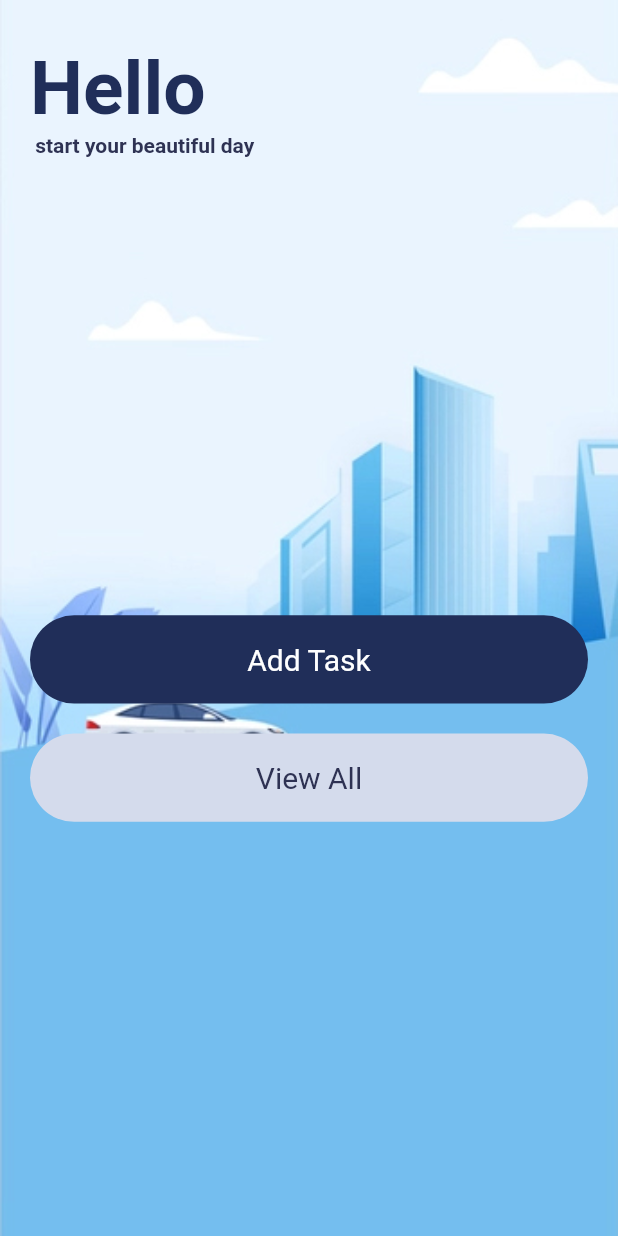
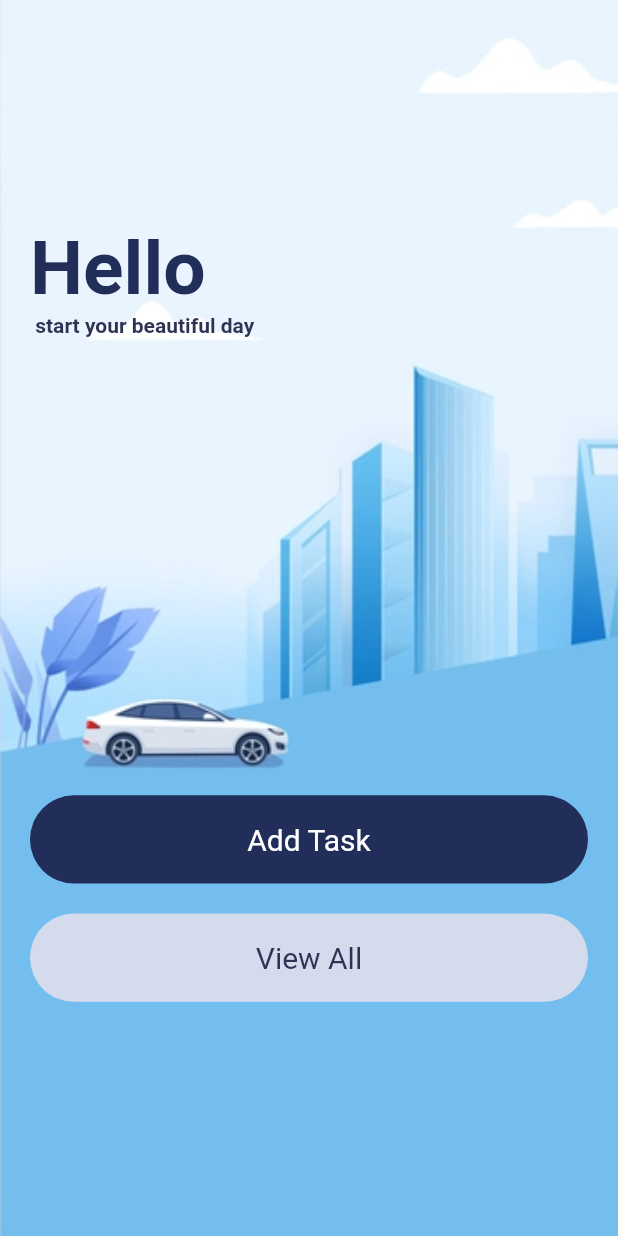
Before and after one commit to BIRALO256/Task-Management, a Flutter app: the screen it shows after launch, on a phone screen of 412 x 824 dp. Run offline on Flutter 3.47's test engine with Material 2 defaults, Android fonts, the phone set to English and light mode, and no system bars.

Commit message:
home screen
Modified home screen

```diff
--- a/lib/Screens/home_screen.dart
+++ b/lib/Screens/home_screen.dart
@@ -29,7 +29,7 @@ class _HomeScreenState extends State<HomeScreen> {
             crossAxisAlignment: CrossAxisAlignment.start,
             children: [
               Padding(
-                padding: const EdgeInsets.only(top: 30),
+                padding: const EdgeInsets.only(top: 150),
                 child: RichText(
                   text: TextSpan(
                       text: "Hello",
@@ -61,8 +61,10 @@ class _HomeScreenState extends State<HomeScreen> {
               const SizedBox(height: 20),
               GestureDetector(
                 onTap: () {
-                  Navigator.push(context,
-                      MaterialPageRoute(builder: (context) => const ALLTasks()));
+                  Navigator.push(
+                      context,
+                      MaterialPageRoute(
+                          builder: (context) => const ALLTasks()));
                 },
                 child: ButtonWigdet(
                     backgroundcolor: AppColors.textGrey,
```
Also changed, not shown: pubspec.lock.
